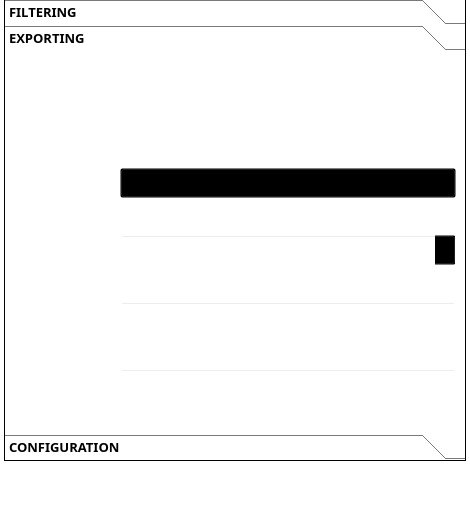
This is filter_mate_dockwidget_base.ui in sducournau/filter_mate as Qt 5 draws it before an edit; both pictures show x 0 to 470 and y 420 to 939 of the 470 by 939 pixel window. The edited form follows.
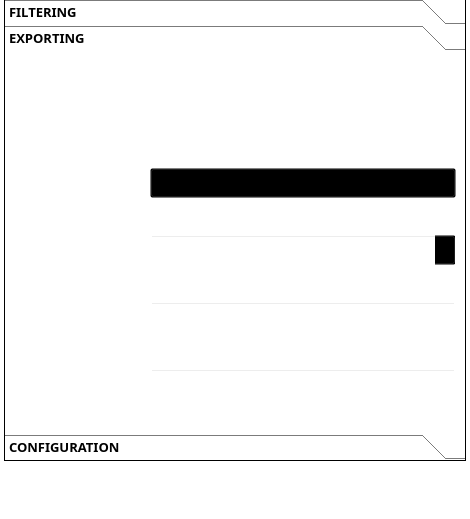
This is the edited form. The open tabs and pages were chosen to show the change. Icons and pictures are not drawn. Custom widgets are drawn as their Qt base class.

Patch:
```diff
--- a/filter_mate_dockwidget_base.ui
+++ b/filter_mate_dockwidget_base.ui
@@ -2816,7 +2816,7 @@
               <rect>
                <x>0</x>
                <y>0</y>
-               <width>858</width>
+               <width>458</width>
                <height>354</height>
               </rect>
              </property>
@@ -2846,7 +2846,7 @@
                   </property>
                   <property name="maximumSize">
                    <size>
-                    <width>80</width>
+                    <width>110</width>
                     <height>16777215</height>
                    </size>
                   </property>
@@ -2857,14 +2857,8 @@
                    </size>
                   </property>
                   <layout class="QVBoxLayout" name="verticalLayout_14">
-                   <property name="alignment">
-                    <set>Qt::AlignHCenter</set>
-                   </property>
                    <item>
                     <layout class="QVBoxLayout" name="verticalLayout_exporting_keys" stretch="0,0,0,0,0,0,0,0,0,0,0">
-                     <property name="alignment">
-                      <set>Qt::AlignHCenter</set>
-                     </property>
                      <item>
                       <widget class="QPushButton" name="pushButton_checkable_exporting_layers">
                        <property name="sizePolicy">
```
Left out of the diff: 26 changed lines with no effect on the pictures.
